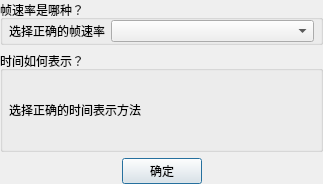
Old version of the form PaciMainWindow/widgets/csvoptiondialog.ui in the repository LambdaXIII/PaciQt.
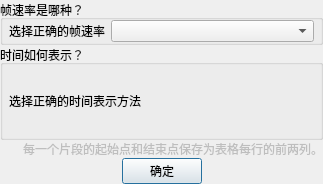
New version of the form. Custom widgets are drawn as their Qt base class.

The edit to the form file:
```diff
--- a/PaciMainWindow/widgets/csvoptiondialog.ui
+++ b/PaciMainWindow/widgets/csvoptiondialog.ui
@@ -14,6 +14,9 @@
    <string>逗号分隔值文件选项</string>
   </property>
   <layout class="QVBoxLayout" name="verticalLayout">
+   <property name="spacing">
+    <number>0</number>
+   </property>
    <property name="leftMargin">
     <number>0</number>
    </property>
@@ -117,6 +120,27 @@
      </layout>
     </widget>
    </item>
+   <item>
+    <widget class="QLabel" name="timeNoteLabel">
+     <property name="enabled">
+      <bool>false</bool>
+     </property>
+     <property name="font">
+      <font>
+       <pointsize>9</pointsize>
+      </font>
+     </property>
+     <property name="text">
+      <string>每一个片段的起始点和结束点保存为表格每行的前两列。</string>
+     </property>
+     <property name="alignment">
+      <set>Qt::AlignRight|Qt::AlignTrailing|Qt::AlignVCenter</set>
+     </property>
+     <property name="wordWrap">
+      <bool>true</bool>
+     </property>
+    </widget>
+   </item>
    <item>
     <layout class="QHBoxLayout" name="horizontalLayout">
      <item>
```
